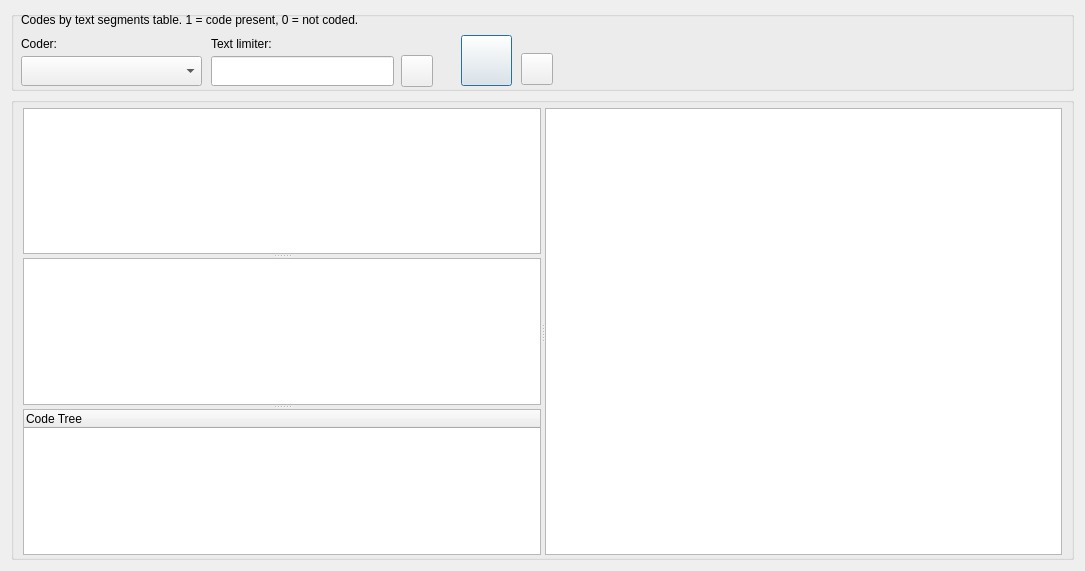
This is src/GUI_UIs/ui_report_codes_by_segments.ui in Amgoth-Suresh/Qualcoder-Test as Qt 5 draws it before an edit. The edited form follows.
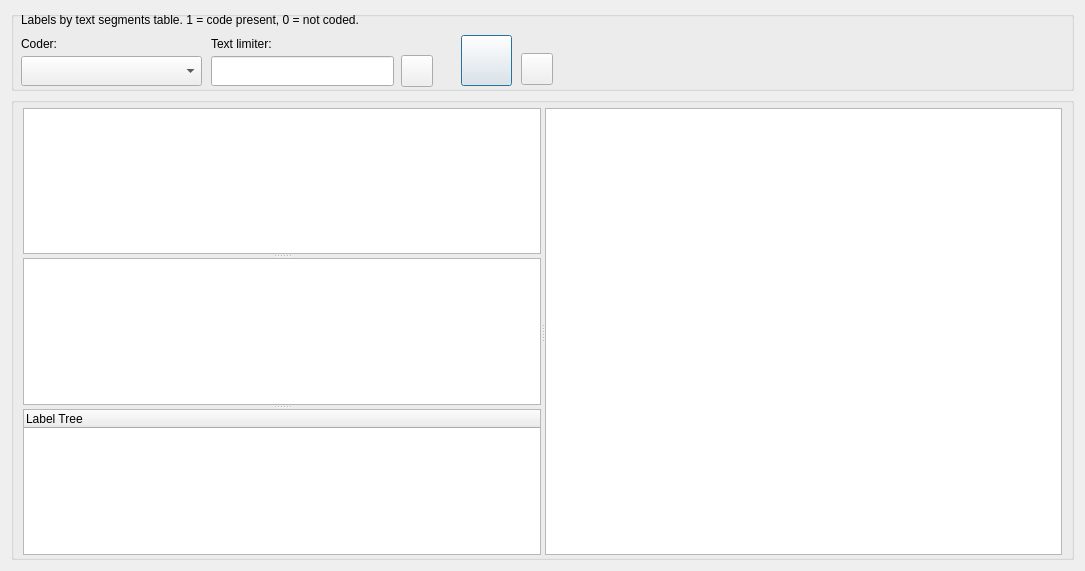
This is the edited form.

Commit message: Changed software layout  names from Coding, Codes to Labeling and Labels

The edit to the form file:
```diff
--- a/src/GUI_UIs/ui_report_codes_by_segments.ui
+++ b/src/GUI_UIs/ui_report_codes_by_segments.ui
@@ -115,7 +115,7 @@
        </rect>
       </property>
       <property name="text">
-       <string>Codes by text segments table. 1 = code present, 0 = not coded.</string>
+       <string>Labels by text segments table. 1 = code present, 0 = not coded.</string>
       </property>
      </widget>
      <widget class="QPushButton" name="pushButton_export_xlsx">
@@ -189,7 +189,7 @@
           </property>
           <column>
            <property name="text">
-            <string notr="true">Code Tree</string>
+            <string notr="true">Label Tree</string>
            </property>
           </column>
          </widget>
```
The commit also changes 54 other files.
